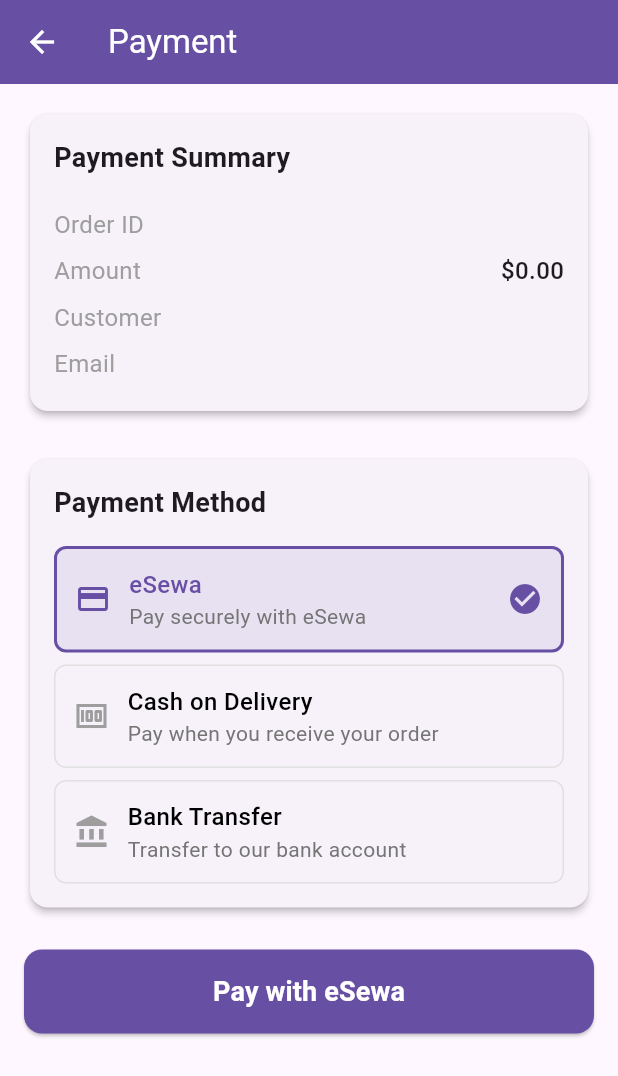
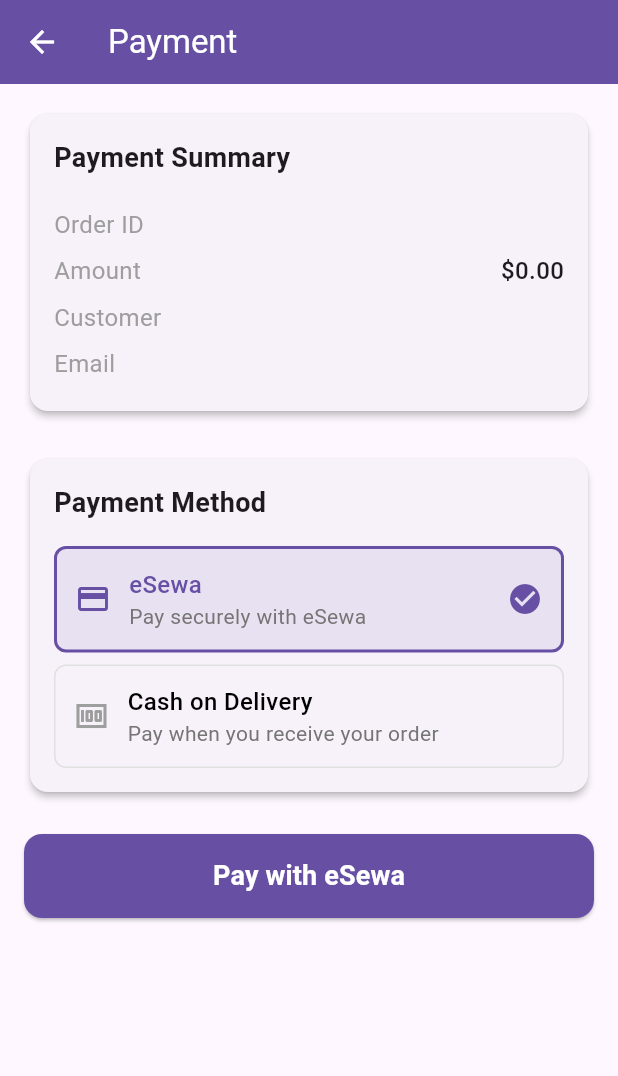
Before and after one commit to Mohitkhanal007/Grocery_store_app, a Flutter app: the PaymentView screen opened directly with empty values, on a phone screen of 412 x 824 dp. Shown: the top 1076 px of the screen. Run offline on Flutter 3.47's test engine with Material 3 defaults, Android fonts, the phone set to English and light mode, and no system bars; our stand-ins replace dartz, dio, equatable, flutter_bloc, get_it, hive and 3 more; missing offline and left inert: mocktail; accounts and stored records are empty.

Commit message:
update in payment

```diff
--- a/lib/features/payment/data/data_source/payment_remote_datasource.dart
+++ b/lib/features/payment/data/data_source/payment_remote_datasource.dart
@@ -45,7 +45,9 @@ class PaymentRemoteDataSourceImpl implements PaymentRemoteDataSource {
         final paymentResponse = PaymentResponseModel.fromJson(response.data);
         return Right(paymentResponse);
       } else {
-        return const Left(RemoteDatabaseFailure(message: 'Failed to create payment'));
+        return const Left(
+          RemoteDatabaseFailure(message: 'Failed to create payment'),
+        );
       }
     } catch (e) {
       return Left(RemoteDatabaseFailure(message: e.toString()));
@@ -85,7 +87,9 @@ class PaymentRemoteDataSourceImpl implements PaymentRemoteDataSource {
         );
         return Right(paymentModel);
       } else {
-        return const Left(RemoteDatabaseFailure(message: 'Payment verification failed'));
+        return const Left(
+          RemoteDatabaseFailure(message: 'Payment verification failed'),
+        );
       }
     } catch (e) {
       return Left(RemoteDatabaseFailure(message: e.toString()));
@@ -95,7 +99,9 @@ class PaymentRemoteDataSourceImpl implements PaymentRemoteDataSource {
   @override
   Future<Either<Failure, PaymentModel>> getPaymentStatus(String orderId) async {
     try {
-      final response = await apiService.dio.get('esewa/payment-status/$orderId');
+      final response = await apiService.dio.get(
+        'esewa/payment-status/$orderId',
+      );
 
       if (response.statusCode == 200 && response.data != null) {
         // For now, return a mock payment model since backend doesn't return full payment data
@@ -114,7 +120,9 @@ class PaymentRemoteDataSourceImpl implements PaymentRemoteDataSource {
         );
         return Right(paymentModel);
       } else {
-        return const Left(RemoteDatabaseFailure(message: 'Failed to get payment status'));
+        return const Left(
+          RemoteDatabaseFailure(message: 'Failed to get payment status'),
+        );
       }
     } catch (e) {
       return Left(RemoteDatabaseFailure(message: e.toString()));
@@ -127,8 +135,6 @@ class PaymentRemoteDataSourceImpl implements PaymentRemoteDataSource {
         return 'esewa';
       case PaymentMethod.cashOnDelivery:
         return 'cash_on_delivery';
-      case PaymentMethod.bankTransfer:
-        return 'bank_transfer';
     }
   }
 }
--- a/lib/features/payment/data/model/payment_model.dart
+++ b/lib/features/payment/data/model/payment_model.dart
@@ -37,9 +37,6 @@ class PaymentModel extends Equatable {
       case 'cash_on_delivery':
       case 'cashondelivery':
         return PaymentMethod.cashOnDelivery;
-      case 'bank_transfer':
-      case 'banktransfer':
-        return PaymentMethod.bankTransfer;
       default:
         return PaymentMethod.esewa;
     }
@@ -156,9 +153,6 @@ class PaymentRequestModel extends Equatable {
       case 'cash_on_delivery':
       case 'cashondelivery':
         return PaymentMethod.cashOnDelivery;
-      case 'bank_transfer':
-      case 'banktransfer':
-        return PaymentMethod.bankTransfer;
       default:
         return PaymentMethod.esewa;
     }
--- a/lib/features/payment/data/repository/payment_repository_impl.dart
+++ b/lib/features/payment/data/repository/payment_repository_impl.dart
@@ -41,7 +41,9 @@ class PaymentRepositoryImpl implements PaymentRepository {
   }
 
   @override
-  Future<Either<Failure, PaymentEntity>> getPaymentStatus(String orderId) async {
+  Future<Either<Failure, PaymentEntity>> getPaymentStatus(
+    String orderId,
+  ) async {
     final result = await remoteDataSource.getPaymentStatus(orderId);
     return result.fold(
       (failure) => Left(failure),
--- a/lib/features/payment/domain/entity/payment_entity.dart
+++ b/lib/features/payment/domain/entity/payment_entity.dart
@@ -1,18 +1,8 @@
 import 'package:equatable/equatable.dart';
 
-enum PaymentStatus {
-  pending,
-  processing,
-  completed,
-  failed,
-  cancelled
-}
+enum PaymentStatus { pending, processing, completed, failed, cancelled }
 
-enum PaymentMethod {
-  esewa,
-  cashOnDelivery,
-  bankTransfer
-}
+enum PaymentMethod { esewa, cashOnDelivery }
 
 class PaymentEntity extends Equatable {
   final String id;
--- a/lib/features/payment/presentation/view/payment_view.dart
+++ b/lib/features/payment/presentation/view/payment_view.dart
@@ -93,10 +93,7 @@ class _PaymentViewState extends State<PaymentView> {
       child: Row(
         mainAxisAlignment: MainAxisAlignment.spaceBetween,
         children: [
-          Text(
-            label,
-            style: const TextStyle(fontSize: 16, color: Colors.grey),
-          ),
+          Text(label, style: const TextStyle(fontSize: 16, color: Colors.grey)),
           Text(
             value,
             style: const TextStyle(fontSize: 16, fontWeight: FontWeight.w500),
@@ -133,13 +130,6 @@ class _PaymentViewState extends State<PaymentView> {
               'Pay when you receive your order',
               Icons.money,
             ),
-            const SizedBox(height: 8),
-            _buildPaymentMethodTile(
-              PaymentMethod.bankTransfer,
-              'Bank Transfer',
-              'Transfer to our bank account',
-              Icons.account_balance,
-            ),
           ],
         ),
       ),
@@ -164,11 +154,15 @@ class _PaymentViewState extends State<PaymentView> {
         padding: const EdgeInsets.all(12),
         decoration: BoxDecoration(
           border: Border.all(
-            color: isSelected ? Theme.of(context).primaryColor : Colors.grey.shade300,
+            color: isSelected
+                ? Theme.of(context).primaryColor
+                : Colors.grey.shade300,
             width: isSelected ? 2 : 1,
           ),
           borderRadius: BorderRadius.circular(8),
-          color: isSelected ? Theme.of(context).primaryColor.withOpacity(0.1) : null,
+          color: isSelected
+              ? Theme.of(context).primaryColor.withOpacity(0.1)
+              : null,
         ),
         child: Row(
           children: [
@@ -187,15 +181,14 @@ class _PaymentViewState extends State<PaymentView> {
                     style: TextStyle(
                       fontSize: 16,
                       fontWeight: FontWeight.w500,
-                      color: isSelected ? Theme.of(context).primaryColor : Colors.black,
+                      color: isSelected
+                          ? Theme.of(context).primaryColor
+                          : Colors.black,
                     ),
                   ),
                   Text(
                     subtitle,
-                    style: TextStyle(
-                      fontSize: 14,
-                      color: Colors.grey.shade600,
-                    ),
+                    style: TextStyle(fontSize: 14, color: Colors.grey.shade600),
                   ),
                 ],
               ),
@@ -240,7 +233,10 @@ class _PaymentViewState extends State<PaymentView> {
                   )
                 : Text(
                     _getPaymentButtonText(),
-                    style: const TextStyle(fontSize: 18, fontWeight: FontWeight.bold),
+                    style: const TextStyle(
+                      fontSize: 18,
+                      fontWeight: FontWeight.bold,
+                    ),
                   ),
           ),
         );
@@ -254,8 +250,6 @@ class _PaymentViewState extends State<PaymentView> {
         return 'Pay with eSewa';
       case PaymentMethod.cashOnDelivery:
         return 'Place Order (Cash on Delivery)';
-      case PaymentMethod.bankTransfer:
-        return 'Get Bank Details';
     }
   }
 
@@ -266,9 +260,6 @@ class _PaymentViewState extends State<PaymentView> {
         break;
       case PaymentMethod.cashOnDelivery:
         _processCashOnDelivery();
-        break;
-      case PaymentMethod.bankTransfer:
-        _showBankDetails();
         break;
     }
   }
@@ -288,38 +279,6 @@ class _PaymentViewState extends State<PaymentView> {
   void _processCashOnDelivery() {
     // For cash on delivery, we can directly call the success callback
     widget.onPaymentSuccess?.call();
-  }
-
-  void _showBankDetails() {
-    showDialog(
-      context: context,
-      builder: (BuildContext context) {
-        return AlertDialog(
-          title: const Text('Bank Transfer Details'),
-          content: const Column(
-            mainAxisSize: MainAxisSize.min,
-            crossAxisAlignment: CrossAxisAlignment.start,
-            children: [
-              Text('Bank: Example Bank'),
-              Text('Account Number: 1234567890'),
-              Text('Account Holder: JerseyHub'),
-              Text('Branch: Main Branch'),
-              SizedBox(height: 16),
-              Text(
-                'Please include your Order ID in the transfer description.',
-                style: TextStyle(fontWeight: FontWeight.bold),
-              ),
-            ],
-          ),
-          actions: [
-            TextButton(
-              onPressed: () => Navigator.of(context).pop(),
-              child: const Text('Close'),
-            ),
-          ],
-        );
-      },
-    );
   }
 
   void _handlePaymentCreated(PaymentResponseEntity response) {
--- a/lib/features/payment/presentation/viewmodel/payment_viewmodel.dart
+++ b/lib/features/payment/presentation/viewmodel/payment_viewmodel.dart
@@ -98,7 +98,8 @@ class PaymentError extends PaymentState {
 class PaymentViewModel extends Bloc<PaymentEvent, PaymentState> {
   final CreatePaymentUseCase createPaymentUseCase;
 
-  PaymentViewModel({required this.createPaymentUseCase}) : super(PaymentInitial()) {
+  PaymentViewModel({required this.createPaymentUseCase})
+    : super(PaymentInitial()) {
     on<CreatePaymentEvent>(_onCreatePayment);
     on<VerifyPaymentEvent>(_onVerifyPayment);
     on<GetPaymentStatusEvent>(_onGetPaymentStatus);
```
Also changed, not shown: lib/features/payment/domain/use_case/create_payment_usecase.dart (+5 -2 lines), lib/features/order/presentation/view/checkout_view.dart (line endings or trailing spaces), lib/features/payment/domain/repository/payment_repository.dart (line endings or trailing spaces), 1 other file. Lines whose indentation alone changed are shown as unchanged.
